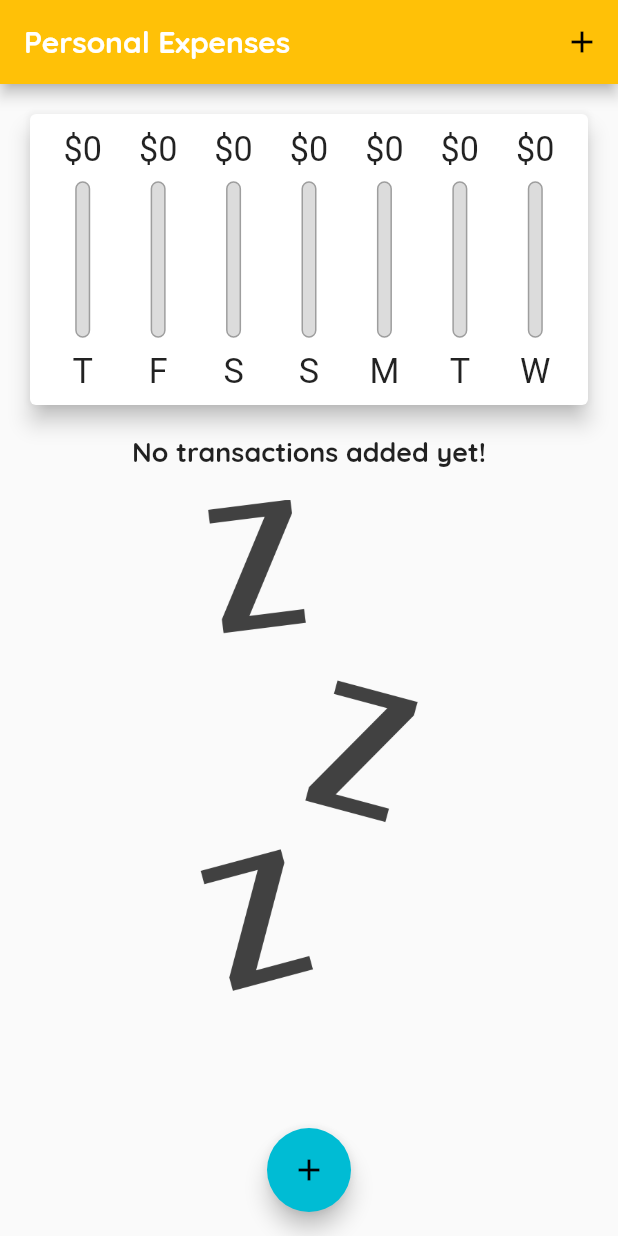
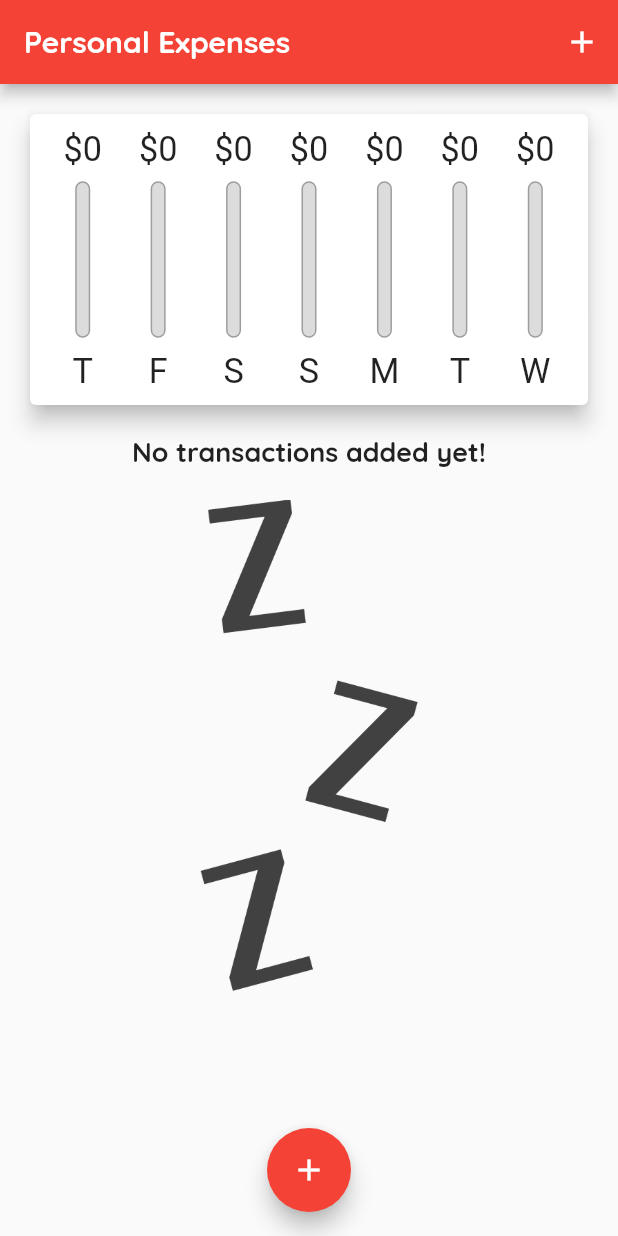
Before and after one commit to A7medR/Personal_ExpensesApp, a Flutter app: the screen it shows after launch, on a phone screen of 412 x 824 dp. Run offline on Flutter 3.47's test engine with Material 2 defaults, Android fonts, the phone set to English and light mode, and no system bars; statements that could not run were skipped.

Commit message:
Update main.dart
Changing Theme color

```diff
--- a/lib/main.dart
+++ b/lib/main.dart
@@ -23,8 +23,8 @@ class MyApp extends StatelessWidget {
   Widget build(BuildContext context) {
     return MaterialApp(
       theme: ThemeData(
-        primarySwatch: Colors.amber,
-        accentColor: Colors.cyan,
+        primarySwatch: Colors.red,
+        accentColor: Colors.blcak,
         //errorColor: Colors.red,
         fontFamily: 'OpenSans',
         textTheme: ThemeData.light().textTheme.copyWith(
```
